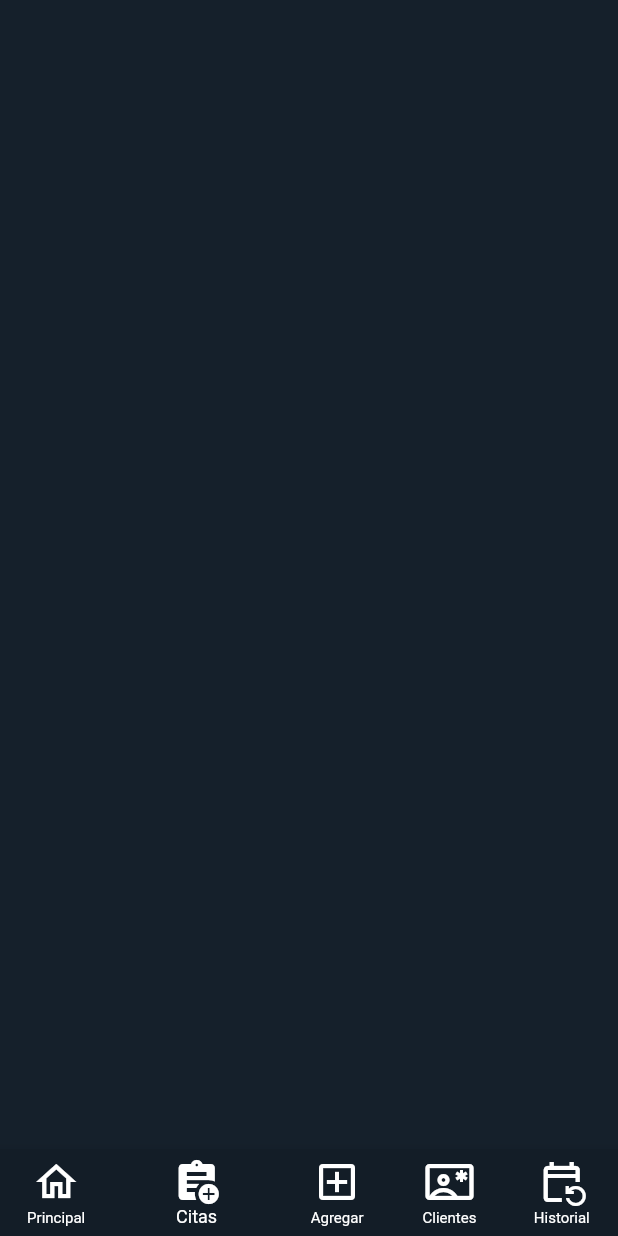
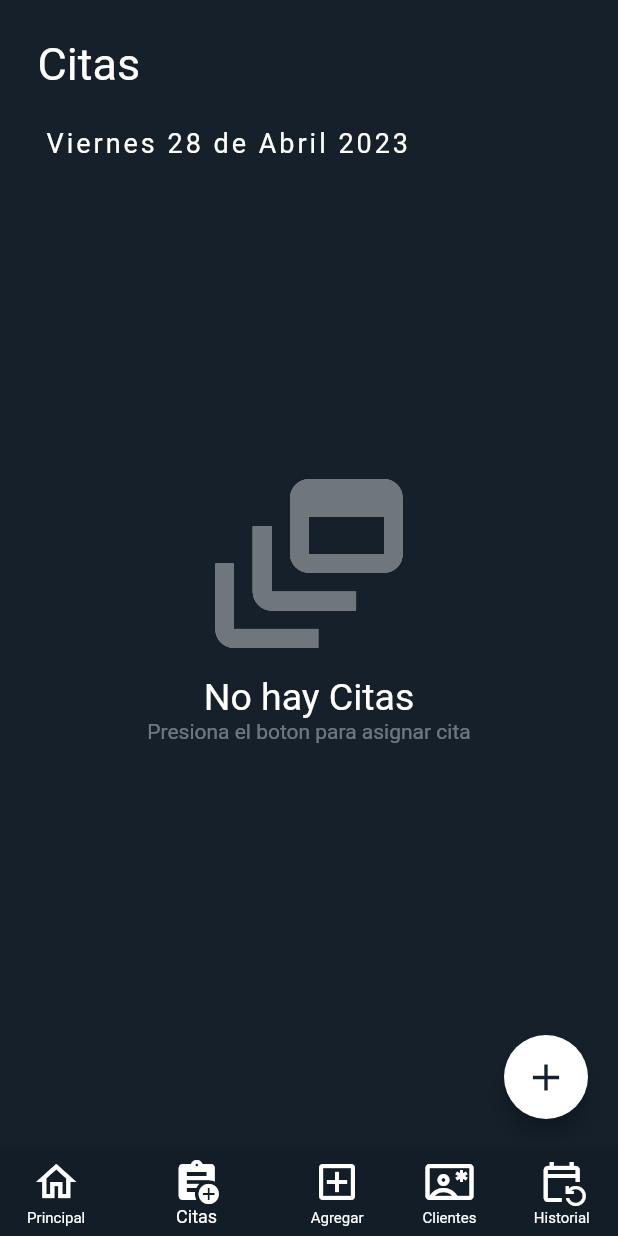
Before and after one commit to adanclv/aplicacion_mecanico, a Flutter app: the screen it shows after launch, item 2 of the bottom bar chosen, on a phone screen of 412 x 824 dp. Run offline on Flutter 3.47's test engine with Material 2 defaults, Android fonts, the phone set to English and light mode, and no system bars.

Commit message:
diseños parte 1

```diff
--- a/lib/main.dart
+++ b/lib/main.dart
@@ -1,4 +1,6 @@
 import 'package:aplicacion_mecanico/util/botton_add_icon.dart';
+import 'package:aplicacion_mecanico/vistas/Pantalla_citas.dart';
+import 'package:aplicacion_mecanico/vistas/Pantalla_clientes.dart';
 import 'package:aplicacion_mecanico/vistas/Pantalla_principal.dart';
 import 'package:flutter/material.dart';
 import 'package:flutter/services.dart';
@@ -12,9 +14,21 @@ class MainApp extends StatelessWidget {
 
   @override
   Widget build(BuildContext context) {
+    MaterialColor myColor = MaterialColor(0xFF15202B, {
+      50: Color(0xFFE1E2E3),
+      100: Color(0xFFB6B8B9),
+      200: Color(0xFF8C8F91),
+      300: Color(0xFF626669),
+      400: Color(0xFF3B3F42),
+      500: Color(0xFF15202B),
+      600: Color(0xFF121E28),
+      700: Color(0xFF0E1A23),
+      800: Color(0xFF0A161E),
+      900: Color(0xFF060D12),
+    });
     return MaterialApp(
       debugShowCheckedModeBanner: false,
-      theme: ThemeData(primarySwatch: Colors.indigo),
+      theme: ThemeData(primarySwatch: myColor),
       home: const MyHomePage(),
     );
   }
@@ -88,21 +102,12 @@ class _MyHomePageState extends State<MyHomePage> {
         pagina = Pantalla_principal();
         break;
       case 1:
-        //pagina = Pantalla_citas();
+        pagina = Pantalla_citas();
         break;
       case 2:
-        if (aux == 0) {
-          pagina = Pantalla_principal();
-        } else if (aux == 1) {
-          //pagina = ;
-        } else if (aux == 3) {
-          //pagina = ;
-        } else if (aux == 4) {
-          //pagina = ;
-        }
         break;
       case 3:
-        //pagina = Pantalla_clientes();
+        pagina = Pantalla_clientes();
         break;
       case 4:
         //pagina = Pantalla_historial();
--- /dev/null
+++ b/lib/vistas/Pantalla_citas.dart
@@ -0,0 +1,117 @@
+import 'package:flutter/material.dart';
+
+class Pantalla_citas extends StatefulWidget {
+  const Pantalla_citas({super.key});
+
+  @override
+  State<Pantalla_citas> createState() => _Pantalla_citas();
+}
+
+class _Pantalla_citas extends State<Pantalla_citas> {
+  List<String> mesActual = [
+    'empty',
+    'Enero',
+    'Febrero',
+    'Marzo',
+    'Abril',
+    'Mayo',
+    'Junio',
+    'Julio',
+    'Agosto',
+    'Septiembre',
+    'Octubre',
+    'Noviembre',
+    'Diciembre'
+  ];
+
+  List<String> diaSemana = [
+    'empty',
+    'Lunes',
+    'Martes',
+    'Miercoles',
+    'Jueves',
+    'Viernes',
+    'Sabado',
+    'Domingo'
+  ];
+
+  int dayNow = DateTime.now().day;
+  int monthNow = DateTime.now().month;
+  int yearNow = DateTime.now().year;
+  int weekdayNow = DateTime.now().weekday;
+
+  @override
+  Widget build(BuildContext context) {
+    return Scaffold(
+      backgroundColor: Theme.of(context).primaryColor,
+      body: SafeArea(
+        child: Column(
+          crossAxisAlignment: CrossAxisAlignment.end,
+          children: [
+            Row(
+              children: [
+                Padding(
+                  padding: EdgeInsets.all(25),
+                  child: Text(
+                    'Citas',
+                    style: TextStyle(
+                      color: Colors.white,
+                      fontSize: 30,
+                    ),
+                  ),
+                ),
+              ],
+            ),
+            Row(
+              children: [
+                Padding(
+                  padding: EdgeInsets.only(left: 30),
+                  child: Text(
+                    '${diaSemana[weekdayNow]} $dayNow de ${mesActual[monthNow]} $yearNow',
+                    style: TextStyle(
+                        color: Colors.white, fontSize: 18, letterSpacing: 2),
+                  ),
+                ),
+              ],
+            ),
+            Expanded(
+              child: Center(
+                child: Column(
+                  mainAxisAlignment: MainAxisAlignment.center,
+                  children: [
+                    Icon(
+                      Icons.dynamic_feed_outlined,
+                      color: Colors.white38,
+                      size: 150,
+                    ),
+                    Text(
+                      'No hay Citas',
+                      style: TextStyle(color: Colors.white, fontSize: 25),
+                    ),
+                    Text(
+                      'Presiona el boton para asignar cita',
+                      style: TextStyle(color: Colors.white38),
+                    ),
+                  ],
+                ),
+              ),
+            ),
+            Padding(
+              padding: EdgeInsets.only(right: 20, bottom: 20),
+              child: FloatingActionButton(
+                backgroundColor: Colors.white,
+                focusColor: Colors.white,
+                onPressed: () {},
+                child: Icon(
+                  Icons.add,
+                  color: Theme.of(context).primaryColor,
+                  size: 30,
+                ),
+              ),
+            ),
+          ],
+        ),
+      ),
+    );
+  }
+}
```
Also changed, not shown: lib/util/container_CupertinoSegmentedControl.dart (added, +30 -0 lines), lib/vistas/Pantalla_clientes.dart (added, +34 -0 lines), lib/vistas/Pantalla_principal.dart (+74 -3 lines).
